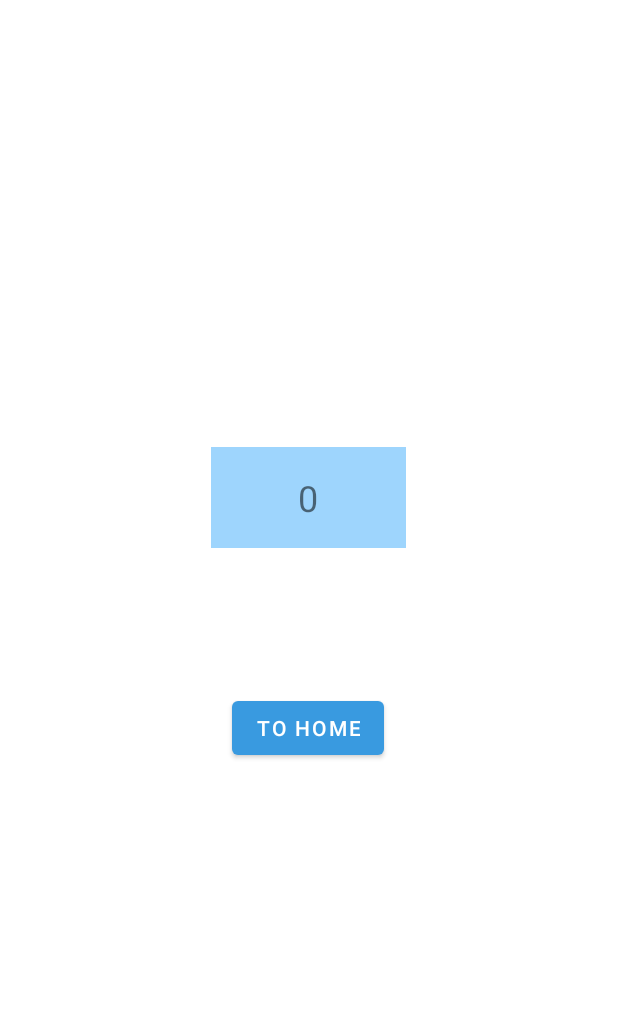
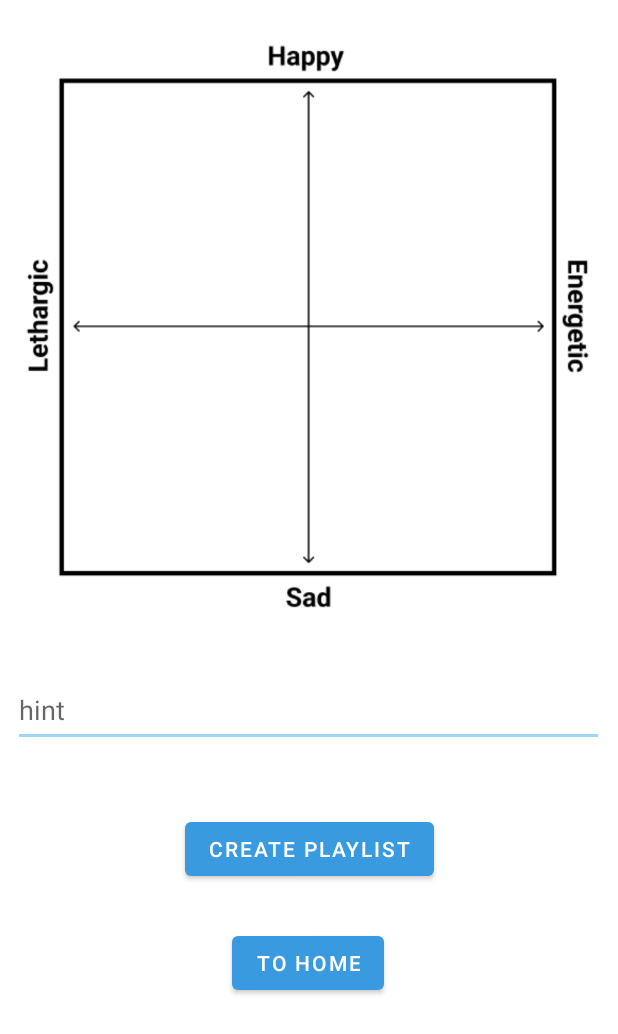
Before and after one commit to TristanStreich/GrooveMood, an Android app: the layout activity_generate_playlist.xml on its own in the app's theme, with its tools: preview values and no code run, on a phone screen of 412 x 824 dp. Shown: the top 1034 px of the screen. Run offline under Robolectric (Android 15) with nearby library versions, the phone set to English and light mode, and no system bars.

Commit message:
finish generate playlist

```diff
--- a/app/src/main/res/layout/activity_generate_playlist.xml
+++ b/app/src/main/res/layout/activity_generate_playlist.xml
@@ -4,34 +4,57 @@
     xmlns:tools="http://schemas.android.com/tools"
     android:layout_width="match_parent"
     android:layout_height="match_parent"
+    android:backgroundTint="#E7EAED"
     tools:context=".GeneratePlaylist">
-
-    <TextView
-        android:id="@+id/counter"
-        android:layout_width="130dp"
-        android:layout_height="67dp"
-        android:background="@color/alt_blue"
-        android:gravity="center"
-        android:text="0"
-        android:textAlignment="center"
-        android:textSize="24sp"
-        android:onClick="increment"
-        app:layout_constraintBottom_toBottomOf="parent"
-        app:layout_constraintEnd_toEndOf="parent"
-        app:layout_constraintHorizontal_bias="0.498"
-        app:layout_constraintStart_toStartOf="parent"
-        app:layout_constraintTop_toTopOf="parent"
-        app:layout_constraintVertical_bias="0.394" />
 
     <Button
         android:id="@+id/button"
         android:layout_width="wrap_content"
         android:layout_height="wrap_content"
-        android:layout_marginTop="96dp"
+        android:layout_marginTop="28dp"
+        android:onClick="goHome"
         android:text="To Home"
-        android:onClick="goHome"
         app:layout_constraintEnd_toEndOf="parent"
         app:layout_constraintHorizontal_bias="0.498"
         app:layout_constraintStart_toStartOf="parent"
-        app:layout_constraintTop_toBottomOf="@+id/counter" />
+        app:layout_constraintTop_toBottomOf="@+id/button2" />
+
+    <ImageView
+        android:id="@+id/mood_selector"
+        android:layout_width="394dp"
+        android:layout_height="394dp"
+        android:layout_marginBottom="20dp"
+        app:layout_constraintBottom_toBottomOf="parent"
+        app:layout_constraintEnd_toEndOf="parent"
+        app:layout_constraintHorizontal_bias="0.47"
+        app:layout_constraintStart_toStartOf="parent"
+        app:layout_constraintTop_toTopOf="parent"
+        app:layout_constraintVertical_bias="0.056"
+        app:srcCompat="@drawable/mood_selector" />
+
+    <com.google.android.material.textfield.TextInputEditText
+        android:id="@+id/playlist_name_textfield"
+        android:layout_width="394dp"
+        android:layout_height="49dp"
+        android:layout_marginTop="32dp"
+        android:width="394dp"
+        android:hint="hint"
+        android:inputType="text"
+        android:maxLines="1"
+        android:selectAllOnFocus="true"
+        app:layout_constraintEnd_toEndOf="parent"
+        app:layout_constraintHorizontal_bias="0.47"
+        app:layout_constraintStart_toStartOf="parent"
+        app:layout_constraintTop_toBottomOf="@+id/mood_selector" />
+
+    <Button
+        android:id="@+id/button2"
+        android:layout_width="wrap_content"
+        android:layout_height="wrap_content"
+        android:layout_marginTop="44dp"
+        android:onClick="generatePlaylist"
+        android:text="Create Playlist"
+        app:layout_constraintEnd_toEndOf="parent"
+        app:layout_constraintStart_toStartOf="parent"
+        app:layout_constraintTop_toBottomOf="@+id/playlist_name_textfield" />
 </androidx.constraintlayout.widget.ConstraintLayout>
```
Also changed, not shown: app/src/main/java/com/example/groovemood/GeneratePlaylist.java (+81 -19 lines), app/src/main/res/drawable/mood_selector.png (added), 9 other files.
